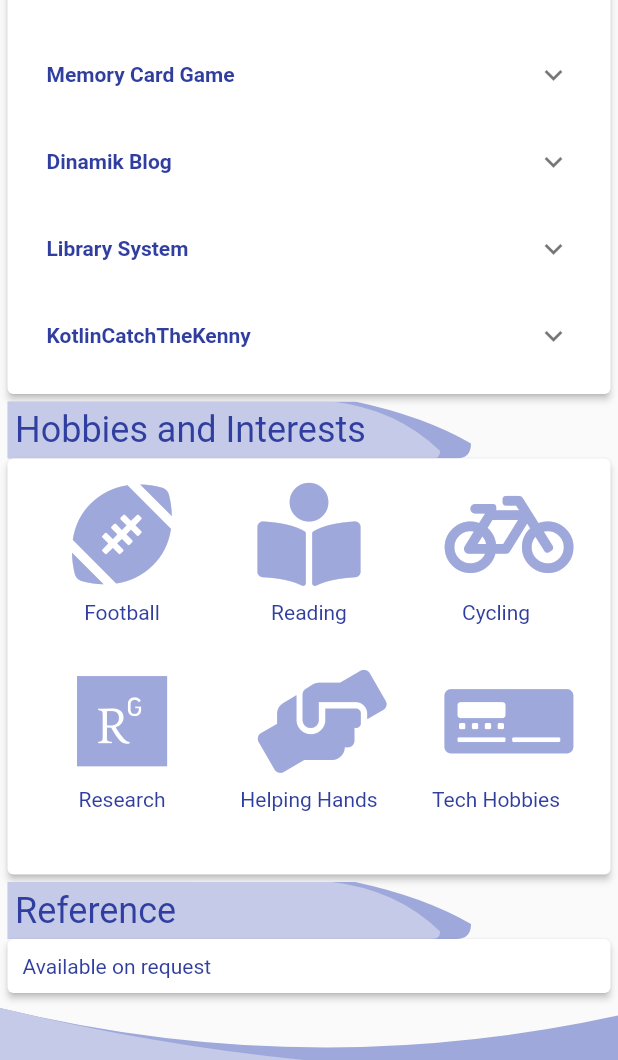
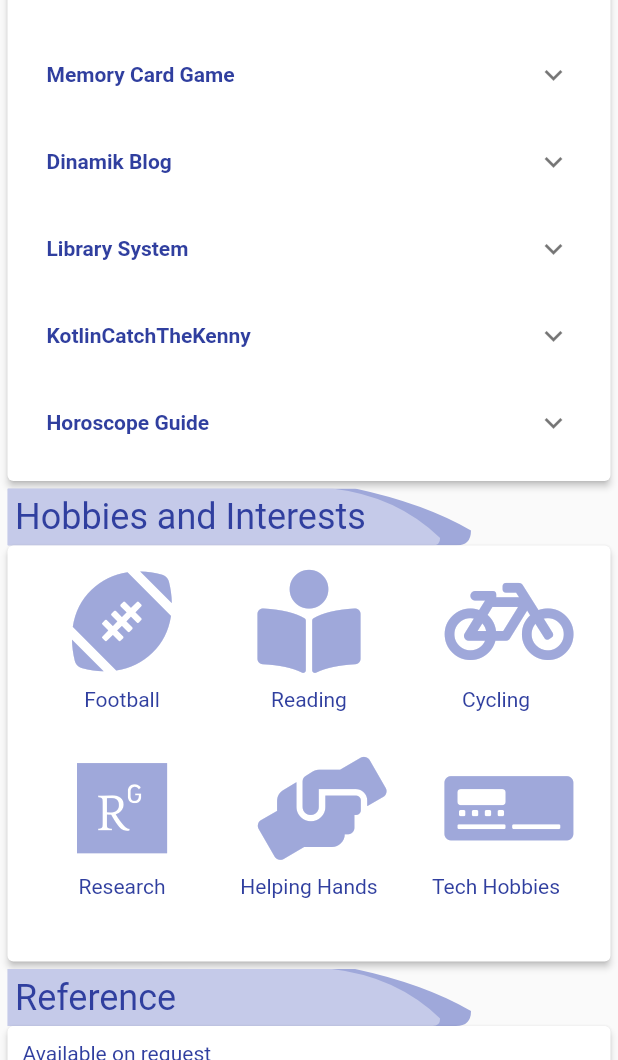
Before and after one commit to mustafauys/Resume-UI-Design, a Flutter app: the screen it shows after launch, scrolled down 1152 dp, on a phone screen of 412 x 824 dp, the part 176-1236 px from its top. Run offline on Flutter 3.47's test engine with Material 2 defaults, Android fonts, the phone set to English and light mode, and no system bars; our stand-ins replace flutter_linkify, font_awesome_flutter.

```diff
--- a/lib/resumecontent/mustafa_resume_content.dart
+++ b/lib/resumecontent/mustafa_resume_content.dart
@@ -111,6 +111,11 @@ class MustafaResumeContent {
             description:
                 "We are working on a small application where we try to quickly click on the random monster on the screen with the mouse.",
             link: "https://github.com/UysalMustafaa/KotlinCatchTheKenny"),
+        ContentExperience(
+            title: "Horoscope Guide",
+            description:
+                "A simple application that will help the user to learn the basic features of the zodiac signs.",
+            link: "https://github.com/UysalMustafaa/Burc_Rehberi"),
       ],
       communityWorkList: [
         ContentExperience(
```
